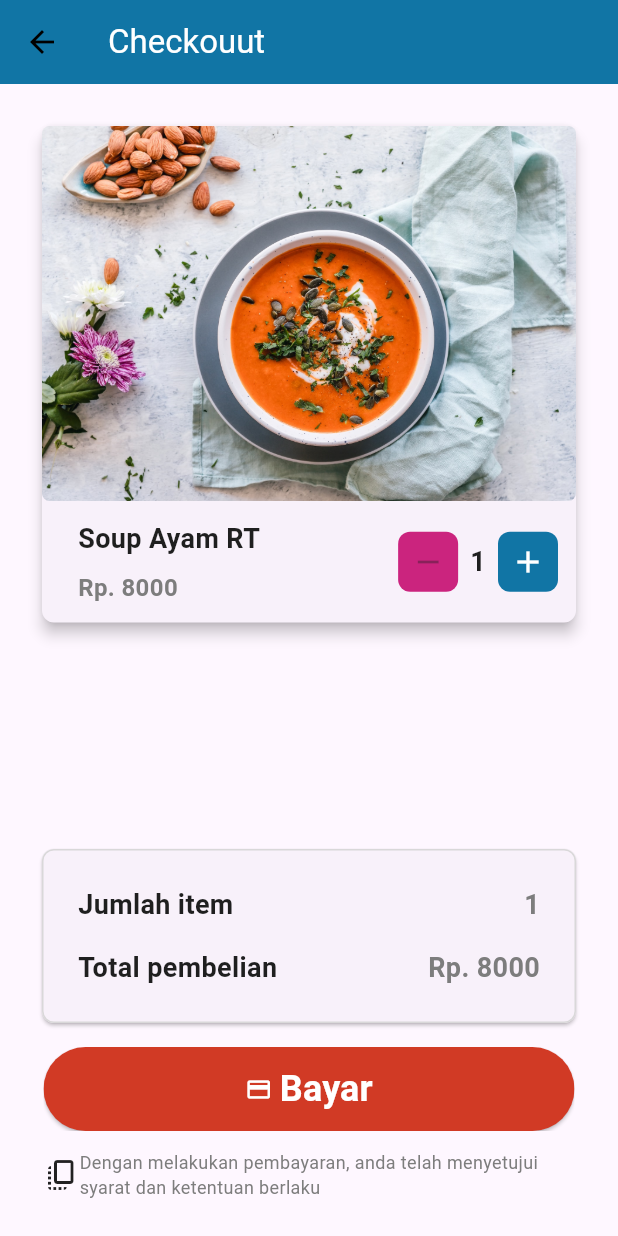
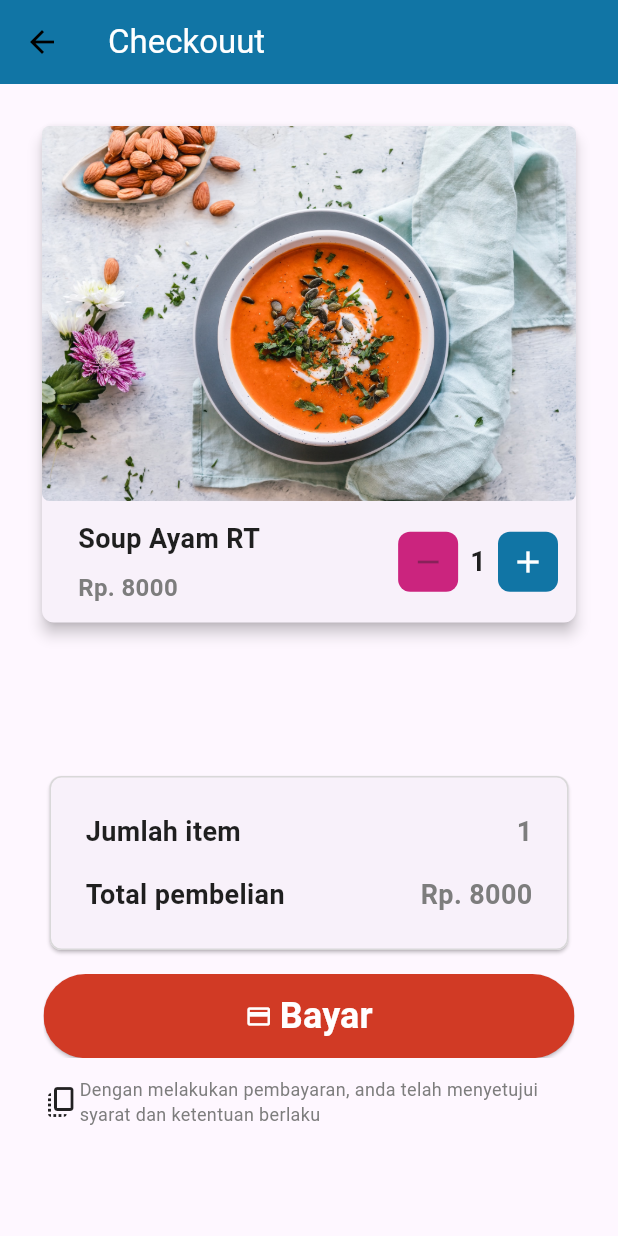
Before and after one commit to FatihD19/idCamp_flutter_basic, a Flutter app: the screen it shows after launch, after a tap on "Beli", on a phone screen of 412 x 824 dp. Run offline on Flutter 3.47's test engine with Material 3 defaults, Android fonts, the phone set to English and light mode, and no system bars; our stand-ins replace google_fonts.

Commit message:
fix-overflow

```diff
--- a/lib/page/chekout_page.dart
+++ b/lib/page/chekout_page.dart
@@ -232,6 +232,8 @@ class _CheckoutPageState extends State<CheckoutPage> {
         child: Column(
           children: [
             SizedBox(height: 12),
+            pricing(),
+            SizedBox(height: 12),
             ClipRRect(
               borderRadius: BorderRadius.circular(8),
               child: Container(
@@ -291,23 +293,36 @@ class _CheckoutPageState extends State<CheckoutPage> {
       ),
       body: Container(
           padding: EdgeInsets.all(24),
-        child: Stack(
+          child: ListView(
             children: [
               Column(
+                mainAxisAlignment: MainAxisAlignment.spaceBetween,
                 children: [
                   cartItem(),
+                  SizedBox(height: MediaQuery.of(context).size.height * 0.1),
+                  payBtn(),
                 ],
-            ),
-            Positioned(
-              bottom: 0, // Menempatkan total di bagian bawah
-              left: 0, // Atur posisi horizontal ke kiri
-              right: 0, // Atur posisi horizontal ke kanan
-              child: Column(
-                children: [pricing(), payBtn()],
-              ),
-            ),
+              )
             ],
-        ),
+          )
+
+          // Stack(
+          //   children: [
+          //     Column(
+          //       children: [
+          //         cartItem(),
+          //       ],
+          //     ),
+          //     Positioned(
+          //       bottom: 0, // Menempatkan total di bagian bawah
+          //       left: 0, // Atur posisi horizontal ke kiri
+          //       right: 0, // Atur posisi horizontal ke kanan
+          //       child: Column(
+          //         children: [pricing(), payBtn()],
+          //       ),
+          //     ),
+          //   ],
+          // ),
           ),
     );
   }
```
Lines whose indentation alone changed are shown as unchanged.
